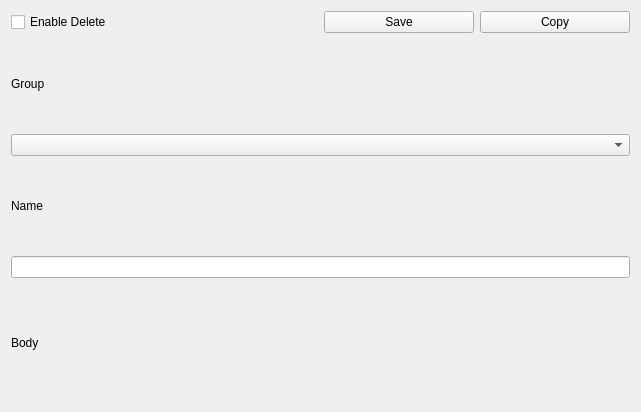
daniel-deru/WorkMate-3.0, file designs/xml/note_window.ui: the form before one commit.
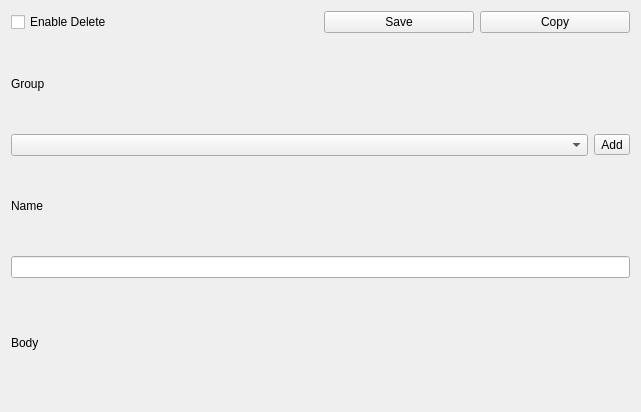
The form after the commit.

Commit message: added add group button to windows where you can choose a group

```diff
--- a/designs/xml/note_window.ui
+++ b/designs/xml/note_window.ui
@@ -82,7 +82,21 @@
       </widget>
      </item>
      <item>
-      <widget class="QComboBox" name="cmb_groups"/>
+      <layout class="QHBoxLayout" name="horizontalLayout">
+       <item>
+        <widget class="QComboBox" name="cmb_groups"/>
+       </item>
+       <item>
+        <widget class="QToolButton" name="tbtn_add_group">
+         <property name="cursor">
+          <cursorShape>PointingHandCursor</cursorShape>
+         </property>
+         <property name="text">
+          <string>Add</string>
+         </property>
+        </widget>
+       </item>
+      </layout>
      </item>
     </layout>
    </item>
```
The commit also changes 21 other files.
